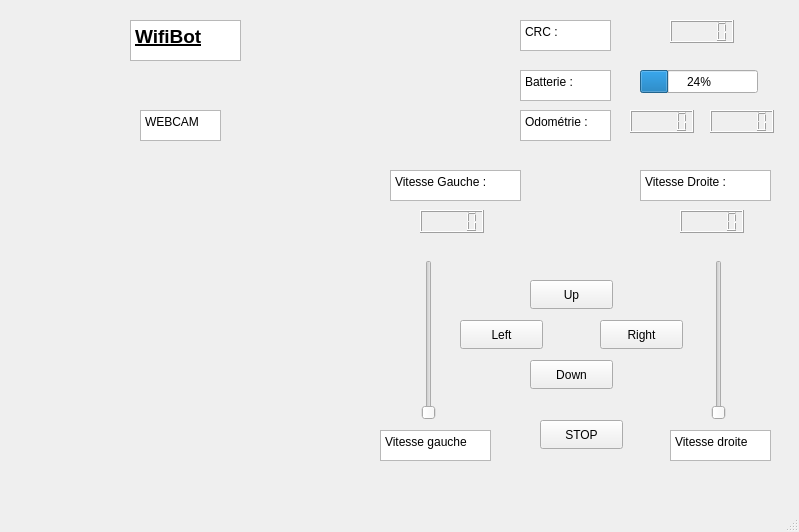
Dalinou/WifiBot, file WifiBot/mainwindow.ui: the form before one commit.
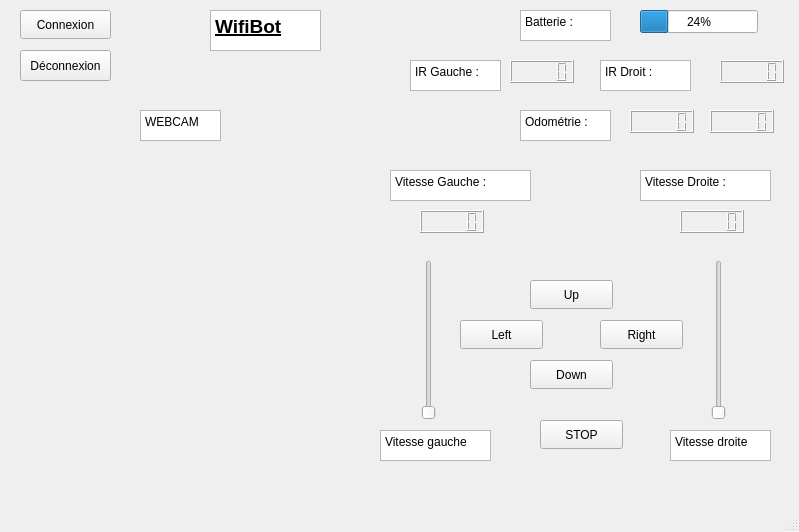
The form after the commit.

Commit message: Ajout boutons connexion/déco + affichage données fonctionnel

Patch:
```diff
--- a/WifiBot/mainwindow.ui
+++ b/WifiBot/mainwindow.ui
@@ -69,8 +69,8 @@
    <widget class="QLCDNumber" name="lcdNumberCRC">
     <property name="geometry">
      <rect>
-      <x>670</x>
-      <y>20</y>
+      <x>510</x>
+      <y>60</y>
       <width>64</width>
       <height>23</height>
      </rect>
@@ -80,7 +80,7 @@
     <property name="geometry">
      <rect>
       <x>640</x>
-      <y>70</y>
+      <y>10</y>
       <width>118</width>
       <height>23</height>
      </rect>
@@ -112,8 +112,8 @@
    <widget class="QTextBrowser" name="CRC">
     <property name="geometry">
      <rect>
-      <x>520</x>
-      <y>20</y>
+      <x>410</x>
+      <y>60</y>
       <width>91</width>
       <height>31</height>
      </rect>
@@ -126,14 +126,14 @@
 li.unchecked::marker { content: &quot;\2610&quot;; }
 li.checked::marker { content: &quot;\2612&quot;; }
 &lt;/style&gt;&lt;/head&gt;&lt;body style=&quot; font-family:'Segoe UI'; font-size:9pt; font-weight:400; font-style:normal;&quot;&gt;
-&lt;p style=&quot; margin-top:0px; margin-bottom:0px; margin-left:0px; margin-right:0px; -qt-block-indent:0; text-indent:0px;&quot;&gt;CRC :&lt;/p&gt;&lt;/body&gt;&lt;/html&gt;</string>
+&lt;p style=&quot; margin-top:0px; margin-bottom:0px; margin-left:0px; margin-right:0px; -qt-block-indent:0; text-indent:0px;&quot;&gt;IR Gauche :&lt;/p&gt;&lt;/body&gt;&lt;/html&gt;</string>
     </property>
    </widget>
    <widget class="QTextBrowser" name="Batterie">
     <property name="geometry">
      <rect>
       <x>520</x>
-      <y>70</y>
+      <y>10</y>
       <width>91</width>
       <height>31</height>
      </rect>
@@ -258,8 +258,8 @@
    <widget class="QTextBrowser" name="textBrowser_7">
     <property name="geometry">
      <rect>
-      <x>130</x>
-      <y>20</y>
+      <x>210</x>
+      <y>10</y>
       <width>111</width>
       <height>41</height>
      </rect>
@@ -303,7 +303,7 @@
      <rect>
       <x>390</x>
       <y>170</y>
-      <width>131</width>
+      <width>141</width>
       <height>31</height>
      </rect>
     </property>
@@ -358,6 +358,62 @@
      </rect>
     </property>
    </widget>
+   <widget class="QPushButton" name="Deconnexion">
+    <property name="geometry">
+     <rect>
+      <x>20</x>
+      <y>50</y>
+      <width>91</width>
+      <height>31</height>
+     </rect>
+    </property>
+    <property name="text">
+     <string>Déconnexion</string>
+    </property>
+   </widget>
+   <widget class="QTextBrowser" name="IR_Left_2">
+    <property name="geometry">
+     <rect>
+      <x>600</x>
+      <y>60</y>
+      <width>91</width>
+      <height>31</height>
+     </rect>
+    </property>
+    <property name="html">
+     <string>&lt;!DOCTYPE HTML PUBLIC &quot;-//W3C//DTD HTML 4.0//EN&quot; &quot;http://www.w3.org/TR/REC-html40/strict.dtd&quot;&gt;
+&lt;html&gt;&lt;head&gt;&lt;meta name=&quot;qrichtext&quot; content=&quot;1&quot; /&gt;&lt;meta charset=&quot;utf-8&quot; /&gt;&lt;style type=&quot;text/css&quot;&gt;
+p, li { white-space: pre-wrap; }
+hr { height: 1px; border-width: 0; }
+li.unchecked::marker { content: &quot;\2610&quot;; }
+li.checked::marker { content: &quot;\2612&quot;; }
+&lt;/style&gt;&lt;/head&gt;&lt;body style=&quot; font-family:'Segoe UI'; font-size:9pt; font-weight:400; font-style:normal;&quot;&gt;
+&lt;p style=&quot; margin-top:0px; margin-bottom:0px; margin-left:0px; margin-right:0px; -qt-block-indent:0; text-indent:0px;&quot;&gt;IR Droit :&lt;/p&gt;&lt;/body&gt;&lt;/html&gt;</string>
+    </property>
+   </widget>
+   <widget class="QLCDNumber" name="lcdNumberIR_RIGHT">
+    <property name="geometry">
+     <rect>
+      <x>720</x>
+      <y>60</y>
+      <width>64</width>
+      <height>23</height>
+     </rect>
+    </property>
+   </widget>
+   <widget class="QPushButton" name="Connexion">
+    <property name="geometry">
+     <rect>
+      <x>20</x>
+      <y>10</y>
+      <width>91</width>
+      <height>29</height>
+     </rect>
+    </property>
+    <property name="text">
+     <string>Connexion</string>
+    </property>
+   </widget>
   </widget>
   <widget class="QMenuBar" name="menubar">
    <property name="geometry">
```
Left out of the diff: 4 changed lines with no effect on the pictures. The commit also changes 3 other files.
